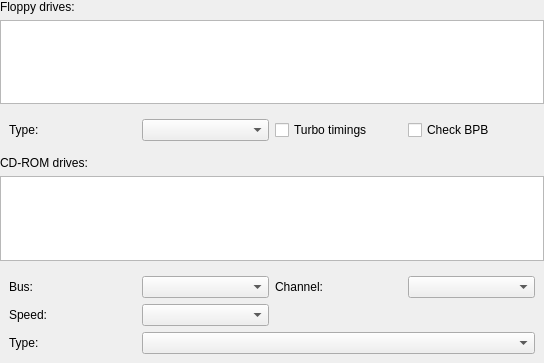
Before: the Qt Designer form src/qt/qt_settingsfloppycdrom.ui in QuinnEbert/86Box, drawn with Qt 5.
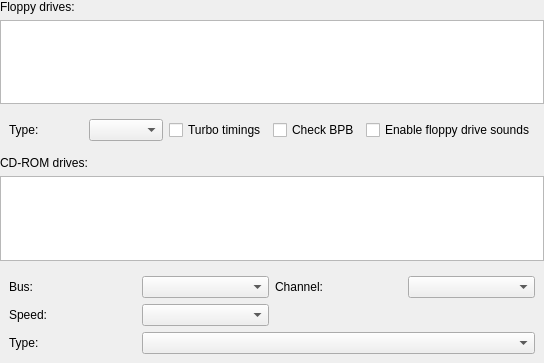
After: the same form once the commit is applied.

Commit message: Floppy sounds: add simple FS-UAE-style SFX support using floppysounds assets; toggle in Settings → Floppy & CD-ROM; config persistence.\n\n- New mixer in sound pipeline; loads WAVs from floppysounds/.\n- Hooks motor/seek/insert/eject events.\n- UI: checkbox to enable/disable; saved to config.\n\nUI: Add ‘Send Function Key’ submenu with F1–F12 to inject scancodes (helps with OS-level F-key hotkeys).

Diff of the .ui file:
```diff
--- a/src/qt/qt_settingsfloppycdrom.ui
+++ b/src/qt/qt_settingsfloppycdrom.ui
@@ -95,6 +95,13 @@
         </property>
        </widget>
       </item>
+      <item>
+       <widget class="QCheckBox" name="checkBoxFloppySounds">
+        <property name="text">
+         <string>Enable floppy drive sounds</string>
+        </property>
+       </widget>
+      </item>
      </layout>
     </widget>
    </item>
```
Lines whose indentation alone changed are shown as unchanged. The commit also changes 27 other files.
